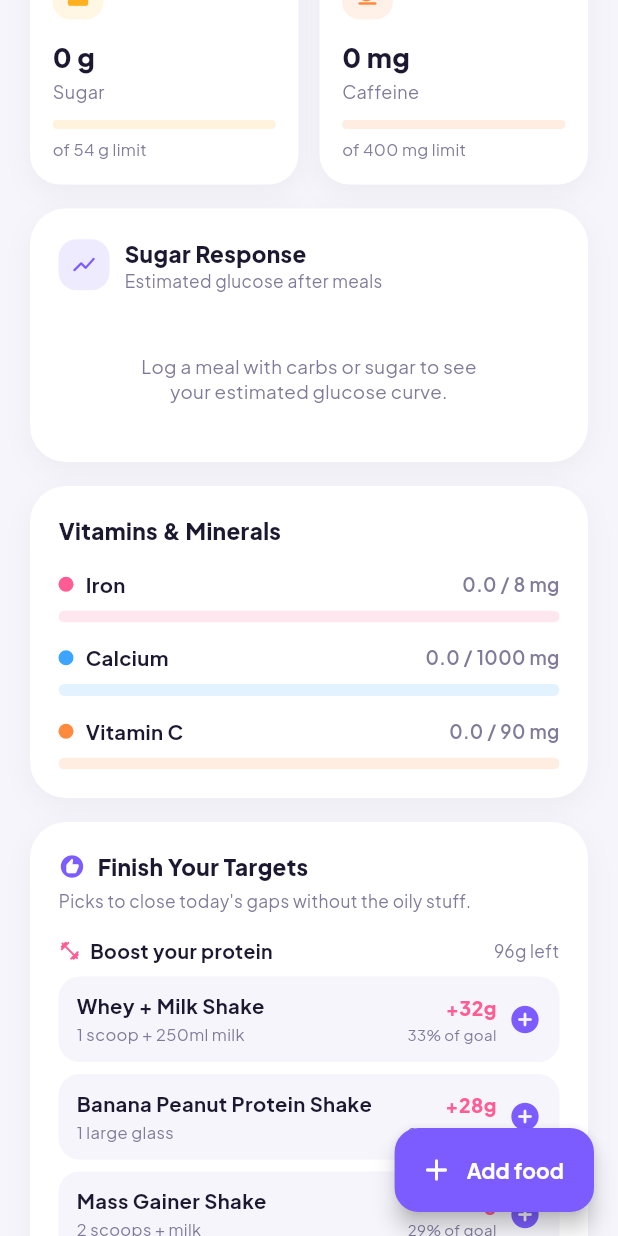
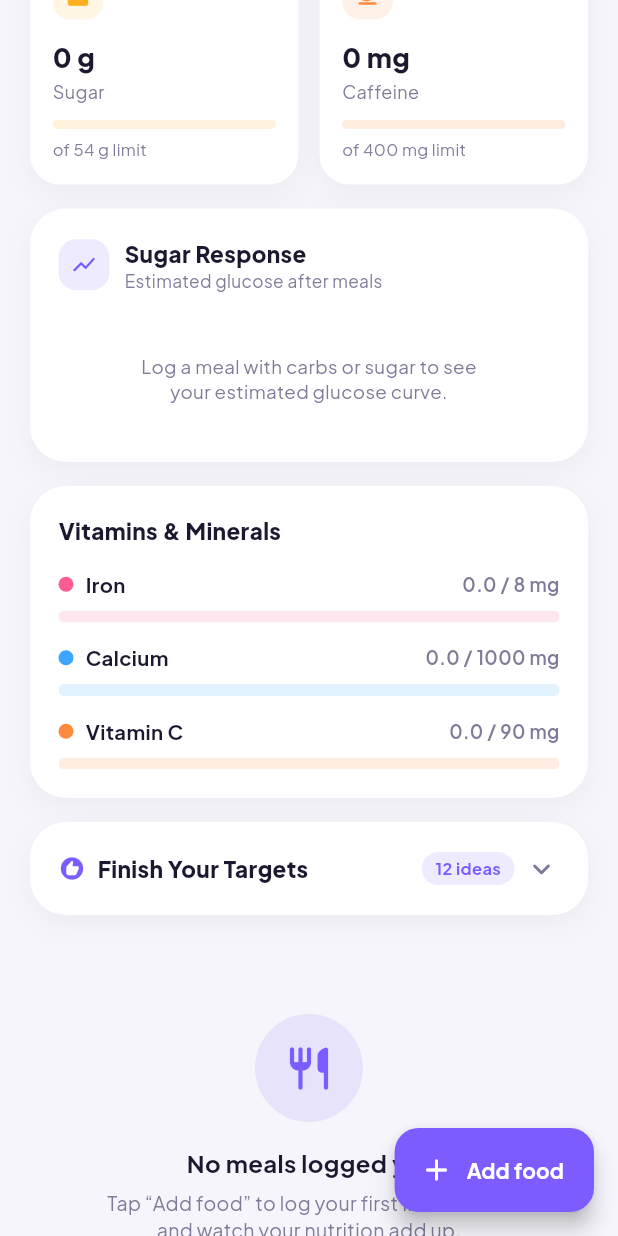
Before and after one commit to durgesh4199/Fitness-helper, a Flutter app: the DietScreen screen opened directly, scrolled down 576 dp, on a phone screen of 412 x 824 dp. Run offline on Flutter 3.47's test engine with Material 3 defaults, Android fonts, the phone set to English and light mode, and no system bars; our stand-ins replace csv, file_picker, fl_chart, google_fonts, percent_indicator, share_plus and 3 more; accounts and stored records are empty.

Commit message:
Make Finish Your Targets card collapsible, add consumed-today recap
The recommendations card now starts collapsed, showing only the header with
a tip-count badge; tapping it expands to reveal the suggestions. When
expanded, a "Consumed today" list of already-logged foods appears at the top
of the section, above the per-nutrient recommendations, so it's clear what's
already been eaten before deciding what to add next.

Co-Authored-By: Claude Opus 4.8 <noreply@anthropic.com>
Claude-Session: https://claude.ai/code/session_01W8cU3RYTLaXcKmSYutDuY1

```diff
--- a/lib/screens/diet_screen.dart
+++ b/lib/screens/diet_screen.dart
@@ -84,6 +84,7 @@ class DietScreen extends StatelessWidget {
                 targets: targets,
                 catalog: catalog.allItems,
                 diabetic: user.isDiabetic,
+                consumedToday: nutrition.selectedLogs,
               ),
             ],
             const SizedBox(height: 26),
@@ -692,12 +693,13 @@ class _RecoSection {
   const _RecoSection(this.nutrient, this.remaining, this.picks);
 }
 
-class _RecommendationsCard extends StatelessWidget {
+class _RecommendationsCard extends StatefulWidget {
   final AppPalette colors;
   final NutritionTotals totals;
   final NutritionTargets targets;
   final List<FoodItem> catalog;
   final bool diabetic;
+  final List<FoodLog> consumedToday;
 
   const _RecommendationsCard({
     required this.colors,
@@ -705,6 +707,7 @@ class _RecommendationsCard extends StatelessWidget {
     required this.targets,
     required this.catalog,
     required this.diabetic,
+    required this.consumedToday,
   });
 
   static Color _colorFor(RecommendedNutrient n) => switch (n) {
@@ -722,7 +725,17 @@ class _RecommendationsCard extends StatelessWidget {
       };
 
   @override
+  State<_RecommendationsCard> createState() => _RecommendationsCardState();
+}
+
+class _RecommendationsCardState extends State<_RecommendationsCard> {
+  bool _expanded = false;
+
+  @override
   Widget build(BuildContext context) {
+    final colors = widget.colors;
+    final totals = widget.totals;
+    final targets = widget.targets;
     final remainingCalories = math.max(0.0, targets.calories - totals.calories);
 
     List<FoodRecommendation> picksFor(RecommendedNutrient nutrient, double remaining) =>
@@ -730,8 +743,8 @@ class _RecommendationsCard extends StatelessWidget {
           nutrient: nutrient,
           remainingAmount: remaining,
           remainingCalories: remainingCalories,
-          catalog: catalog,
-          diabetic: diabetic,
+          catalog: widget.catalog,
+          diabetic: widget.diabetic,
         );
 
     // Only surface a nutrient once there's a meaningful amount of today's
@@ -753,6 +766,8 @@ class _RecommendationsCard extends StatelessWidget {
 
     if (sections.isEmpty) return const SizedBox.shrink();
 
+    final tipCount = sections.fold<int>(0, (s, sec) => s + sec.picks.length);
+
     return Container(
       padding: const EdgeInsets.all(18),
       decoration: BoxDecoration(
@@ -764,26 +779,86 @@ class _RecommendationsCard extends StatelessWidget {
       child: Column(
         crossAxisAlignment: CrossAxisAlignment.start,
         children: [
-          Row(
+          InkWell(
+            onTap: () => setState(() => _expanded = !_expanded),
+            child: Row(
               children: [
                 Icon(Icons.recommend_rounded, size: 18, color: colors.primary),
                 const SizedBox(width: 8),
-              Text('Finish Your Targets', style: TextStyle(fontSize: 15, fontWeight: FontWeight.w800, color: colors.textPrimary)),
+                Expanded(
+                  child: Text('Finish Your Targets',
+                      style: TextStyle(fontSize: 15, fontWeight: FontWeight.w800, color: colors.textPrimary)),
+                ),
+                if (!_expanded)
+                  Container(
+                    margin: const EdgeInsets.only(right: 6),
+                    padding: const EdgeInsets.symmetric(horizontal: 9, vertical: 3),
+                    decoration: BoxDecoration(color: colors.primary.withValues(alpha: 0.12), borderRadius: BorderRadius.circular(20)),
+                    child: Text('$tipCount ideas', style: TextStyle(fontSize: 11, fontWeight: FontWeight.w700, color: colors.primary)),
+                  ),
+                Icon(_expanded ? Icons.expand_less_rounded : Icons.expand_more_rounded, color: colors.textSecondary),
               ],
             ),
+          ),
+          if (_expanded) ...[
             const SizedBox(height: 4),
             Text(
-            diabetic
+              widget.diabetic
                   ? 'Won\'t spike your sugar, and skips the oily stuff.'
                   : 'Picks to close today\'s gaps without the oily stuff.',
               style: TextStyle(fontSize: 11.5, color: colors.textSecondary),
             ),
+            const SizedBox(height: 16),
+            _ConsumedTodayView(logs: widget.consumedToday),
             for (final s in sections) ...[
               const SizedBox(height: 16),
-            _RecoSectionView(section: s, color: _colorFor(s.nutrient), icon: _iconFor(s.nutrient)),
+              _RecoSectionView(section: s, color: _RecommendationsCard._colorFor(s.nutrient), icon: _RecommendationsCard._iconFor(s.nutrient)),
+            ],
           ],
         ],
       ),
+    );
+  }
+}
+
+class _ConsumedTodayView extends StatelessWidget {
+  final List<FoodLog> logs;
+
+  const _ConsumedTodayView({required this.logs});
+
+  @override
+  Widget build(BuildContext context) {
+    final colors = context.colors;
+    final sorted = [...logs]..sort((a, b) => a.dateTime.compareTo(b.dateTime));
+
+    return Column(
+      crossAxisAlignment: CrossAxisAlignment.start,
+      children: [
+        Text('Consumed today', style: TextStyle(fontSize: 13, fontWeight: FontWeight.w700, color: colors.textPrimary)),
+        const SizedBox(height: 8),
+        if (sorted.isEmpty)
+          Text('Nothing logged yet today.', style: TextStyle(fontSize: 12.5, color: colors.textSecondary))
+        else
+          ...sorted.map((log) => Padding(
+                padding: const EdgeInsets.only(bottom: 6),
+                child: Row(
+                  children: [
+                    Icon(Icons.check_circle_rounded, size: 14, color: colors.textSecondary.withValues(alpha: 0.5)),
+                    const SizedBox(width: 8),
+                    Expanded(
+                      child: Text(log.name,
+                          overflow: TextOverflow.ellipsis,
+                          style: TextStyle(fontSize: 12.5, fontWeight: FontWeight.w600, color: colors.textPrimary)),
+                    ),
+                    const SizedBox(width: 8),
+                    Text(log.meal, style: TextStyle(fontSize: 11, color: colors.textSecondary)),
+                    const SizedBox(width: 8),
+                    Text('${log.calories.round()} kcal',
+                        style: TextStyle(fontSize: 11.5, fontWeight: FontWeight.w700, color: colors.textSecondary)),
+                  ],
+                ),
+              )),
+      ],
     );
   }
 }
```
Lines whose indentation alone changed are shown as unchanged.
